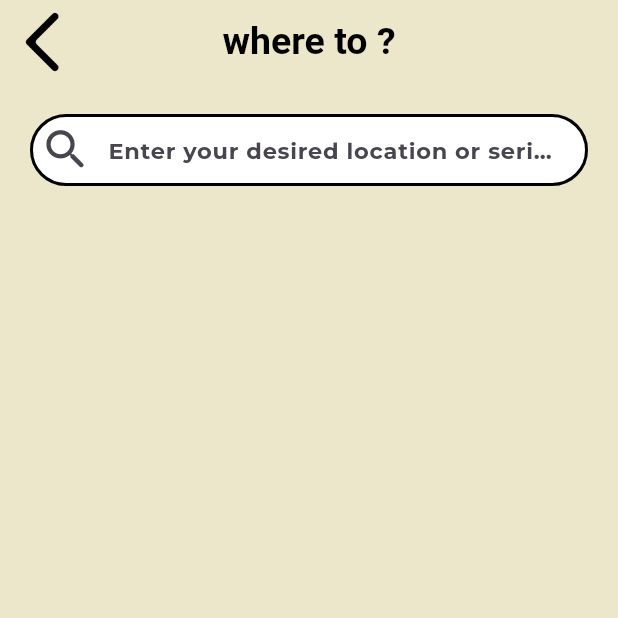
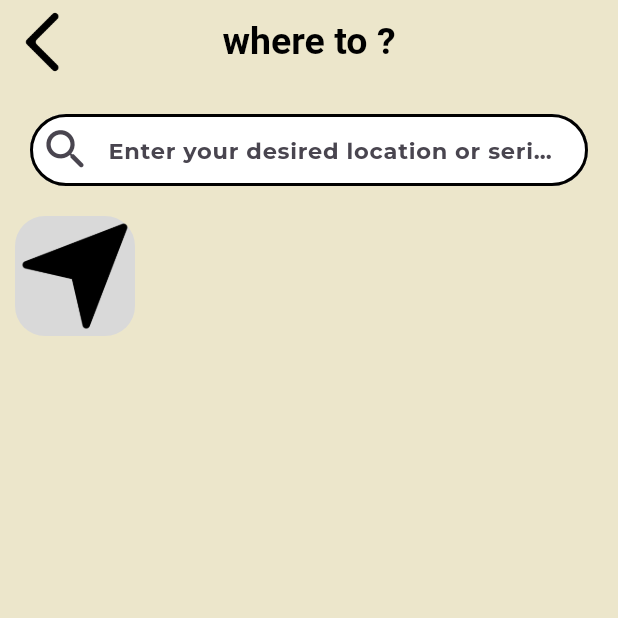
Before and after one commit to AbdulrahmanAbusnena/bentloos, a Flutter app: the SearchPage screen opened directly, on a phone screen of 412 x 824 dp, the top half of it. Run offline on Flutter 3.47's test engine with Material 3 defaults, Android fonts, the phone set to English and light mode, and no system bars; our stand-ins replace cloud_firestore, firebase_auth, firebase_core, google_fonts; accounts and stored records are empty.

Commit message:
git commit

```diff
--- a/lib/Pages/search_page.dart
+++ b/lib/Pages/search_page.dart
@@ -27,15 +27,42 @@ class _SearchPageState extends State<SearchPage> {
         centerTitle: true,
         leading: GestureDetector(
           onTap: () => Navigator.pop(context),
-          child: Image.asset(
-            'assets/back.png',
-            width: 20,
+          child: SizedBox(
+            child: Image.asset(
+              'assets/back.png',
+            ),
           ),
         ),
       ),
-      body: const Column(
+      body: Column(
         children: [
-          SearchHomepage(),
+          const SearchHomepage(),
+          const SizedBox(),
+          Row(
+            children: [
+              const SizedBox(
+                width: 10,
+              ),
+              Column(
+                children: [
+                  Container(
+                      height: 80,
+                      width: 80,
+                      decoration: BoxDecoration(
+                        color: const Color(0xffD9D9D9),
+                        borderRadius: BorderRadius.circular(20),
+                      ),
+                      child: Image.asset(
+                        'assets/gps.png',
+                        fit: BoxFit.fill,
+                      )),
+                ],
+              ),
+              const Column(),
+              const Column(),
+              const Column(),
+            ],
+          ),
         ],
       ),
     );
```
Also changed, not shown: lib/Components/icon.dart (+7 -4 lines), lib/Pages/homepage.dart (+9 -9 lines).
